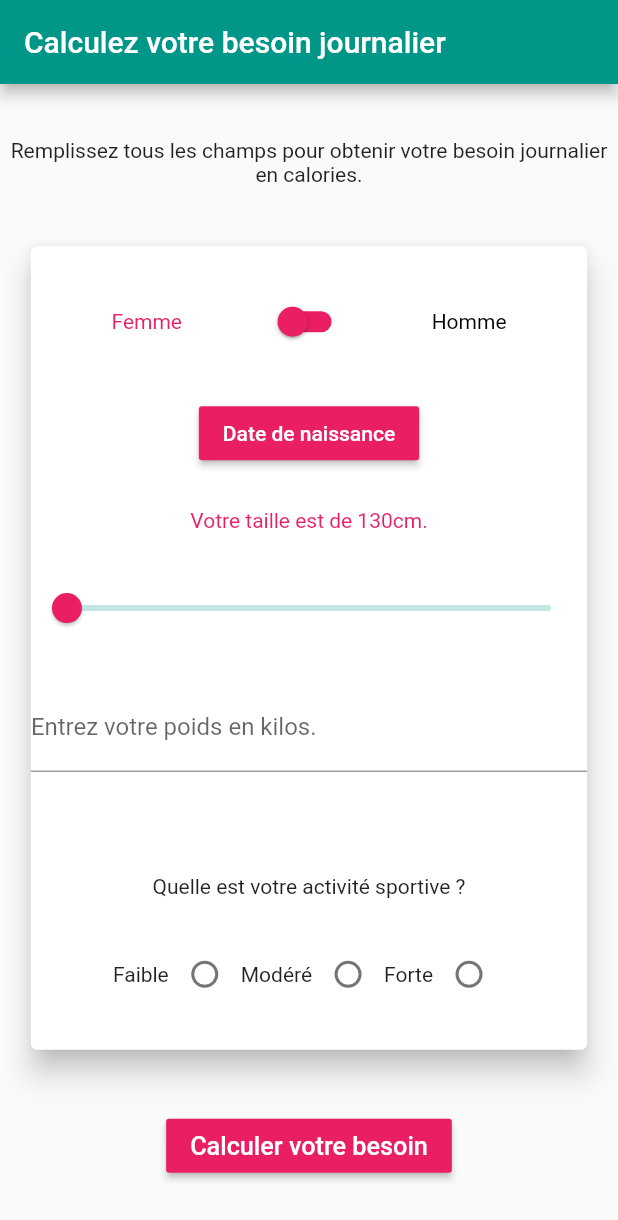
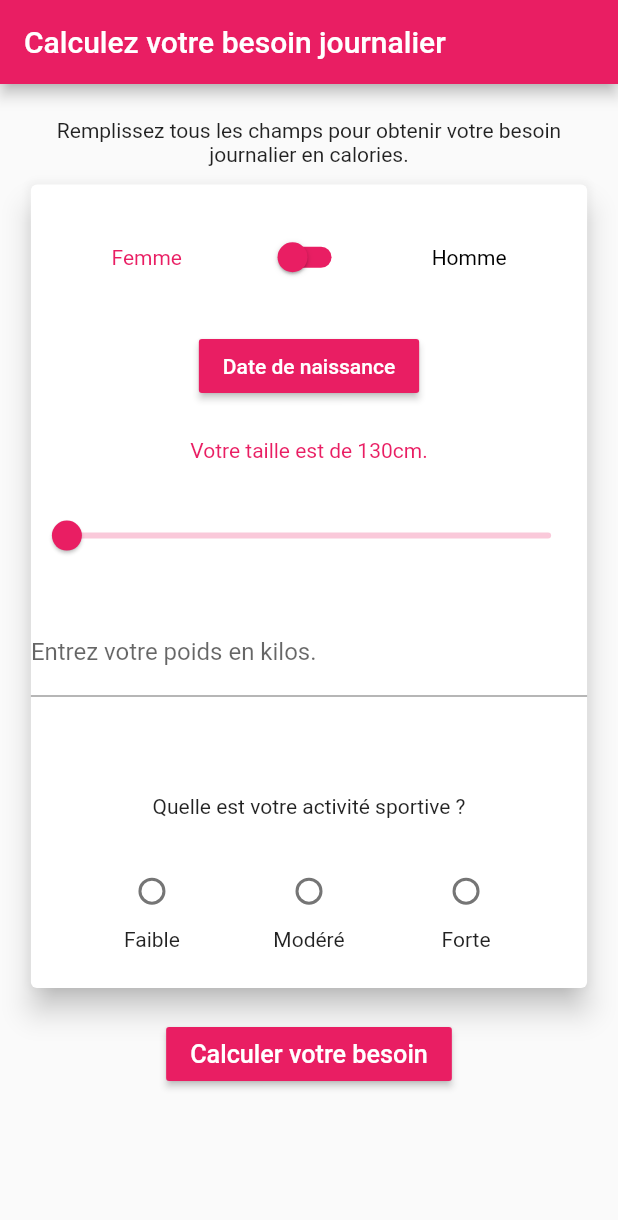
Before and after one commit to keShraa/calory_calculator_flutter, a Flutter app: the screen it shows after launch, after a tap on "Calculer votre besoin", on a phone screen of 412 x 824 dp. Shown: the top 1220 px of the screen. Run offline on Flutter 3.47's test engine with Material 2 defaults, Android fonts, the phone set to English and light mode, and no system bars.

Commit message:
"update"

```diff
--- a/lib/main.dart
+++ b/lib/main.dart
@@ -13,7 +13,7 @@ class MyApp extends StatelessWidget {
       debugShowCheckedModeBanner: false,
       title: 'Calcory',
       theme: ThemeData(
-        primarySwatch: Colors.teal,
+        primarySwatch: color,
       ),
       home: MyHomePage(title: 'Calculez votre besoin journalier'),
     );
@@ -36,16 +36,20 @@ class _MyHomePageState extends State<MyHomePage> {
   int yourAge;
   double tailleDouble = 130.0;
   String submitted;
+  double weight;
   int itemSelectionne;
   List<String> activities = ["Faible", "Modéré", "Forte"];
 
+  // Final result
+  double calories;
 
-  List<Widget> radios() {
+
+  Row radios() {
     List<Widget> l = [];
     for (int x = 0; x < 3; x++) {
-      Row row = new Row(
+      Column col = new Column(
+        mainAxisAlignment: MainAxisAlignment.center,
         children: <Widget>[
-          Text(activities[x]),
           new Radio(value: x,
               groupValue: itemSelectionne,
               activeColor: color,
@@ -54,11 +58,15 @@ class _MyHomePageState extends State<MyHomePage> {
                   itemSelectionne = i;
                 });
               }),
+          Text(activities[x]),
         ],
       );
-      l.add(row);
+      l.add(col);
     }
-    return l;
+    return new Row(
+      mainAxisAlignment: MainAxisAlignment.spaceEvenly,
+      children: l,
+    );
   }
 
   @override
@@ -66,13 +74,15 @@ class _MyHomePageState extends State<MyHomePage> {
     return Scaffold(
       appBar: AppBar(
         title: Text(widget.title),
+        backgroundColor: color,
       ),
-      body: Center(
+      body: SingleChildScrollView(
+        padding: EdgeInsets.all(15.0),
         child: Column(
           mainAxisAlignment: MainAxisAlignment.spaceEvenly,
           children: <Widget>[
             Container(
-              margin: EdgeInsets.symmetric(horizontal: 7.0),
+              margin: EdgeInsets.all(8.0),
               child: Text(
                 'Remplissez tous les champs pour obtenir votre besoin journalier en calories.',
                 textAlign: TextAlign.center,
@@ -81,8 +91,14 @@ class _MyHomePageState extends State<MyHomePage> {
             Card(
               elevation: 8.0,
               child: Container(
-                height: MediaQuery.of(context).size.height * 0.65,
-                width: MediaQuery.of(context).size.width * 0.9,
+                height: MediaQuery
+                    .of(context)
+                    .size
+                    .height * 0.65,
+                width: MediaQuery
+                    .of(context)
+                    .size
+                    .width * 0.9,
                 child: Column(
                   mainAxisAlignment: MainAxisAlignment.spaceEvenly,
                   children: <Widget>[
@@ -93,7 +109,7 @@ class _MyHomePageState extends State<MyHomePage> {
                           'Femme',
                           textAlign: TextAlign.center,
                           style:
-                              TextStyle(color: (homme) ? Colors.black : color),
+                          TextStyle(color: (homme) ? Colors.black : color),
                         ),
                         Switch(
                           value: homme,
@@ -113,14 +129,16 @@ class _MyHomePageState extends State<MyHomePage> {
                           'Homme',
                           textAlign: TextAlign.center,
                           style:
-                              TextStyle(color: (homme) ? color : Colors.black),
+                          TextStyle(color: (homme) ? color : Colors.black),
                         ),
                       ],
                     ),
                     RaisedButton(
                       color: color,
                       child: Text(
-                        (date == null) ? "Date de naissance" : "Votre âge est de ${yourAge} ans",
+                        (date == null)
+                            ? "Date de naissance"
+                            : "Votre âge est de ${yourAge} ans",
                         style: TextStyle(color: Colors.white),
                       ),
                       onPressed: birthDate,
@@ -145,28 +163,27 @@ class _MyHomePageState extends State<MyHomePage> {
                       keyboardType: TextInputType.number,
                       onSubmitted: (String string) {
                         setState(() {
+                          weight = double.parse(string);
                           submitted = 'Votre poids est de ${string}kg.';
                         });
                       },
                       decoration: InputDecoration(
-                          labelText:'Entrez votre poids en kilos.'
+                          labelText: 'Entrez votre poids en kilos.'
                       ),
                     ),
                     Text(
-                        submitted ?? '',
+                      submitted ?? '',
                       style: TextStyle(color: color),
                     ),
                     Text(
-                      'Quelle est votre activité sportive ?'
+                        'Quelle est votre activité sportive ?'
                     ),
-                    Row(
-                      mainAxisAlignment: MainAxisAlignment.center,
-                      children: radios(),
-                    ),
+                    radios(),
                   ],
                 ),
               ),
             ),
+            Padding(padding: EdgeInsets.symmetric(vertical: 8.0)),
             RaisedButton(
               color: color,
               child: Text('Calculer votre besoin',
@@ -189,10 +206,86 @@ class _MyHomePageState extends State<MyHomePage> {
     if (choice != null) {
       setState(() {
         date = choice;
-        yourAge = (DateTime.now().difference(date).inDays / 365.25).floor();
+        yourAge = (DateTime
+            .now()
+            .difference(date)
+            .inDays / 365.25).floor();
       });
     }
   }
 
-  Future<Null> calculate() async {}
+  Future<Null> calculate() async {
+    if (homme) {
+      calories = 66.4730 + (13.7516 * weight) + (5.0033 * tailleDouble) -
+          (6.7550 * yourAge);
+      switch (itemSelectionne) {
+        case 0:
+          {
+            calories = calories * 1.2;
+          }
+          break;
+
+        case 1:
+          {
+            calories = calories * 1.5;
+          }
+          break;
+
+        case 2:
+          {
+            calories = calories * 1.8;
+          }
+      }
+      print("Calories : $calories");
+    } else {
+      calories = 65.0955 + (9.5634 * weight) + (1.8496 * tailleDouble) -
+          (4.6756 * yourAge);
+      switch (itemSelectionne) {
+        case 0:
+          {
+            calories = calories * 1.2;
+          }
+          break;
+
+        case 1:
+          {
+            calories = calories * 1.5;
+          }
+          break;
+
+        case 2:
+          {
+            calories = calories * 1.8;
+          }
+      }
+      print("Calories : $calories");
+    }
+
+    return showDialog(context: context,
+        barrierDismissible: true,
+        builder: (BuildContext buildContext) {
+          return AlertDialog(
+            title: Text("Besoin en calories"),
+            contentPadding: EdgeInsets.all(32.0),
+            content: Text(
+              "Votre besoin est de ${calories.floor()} calories.",
+            ),
+            actions: <Widget>[
+              new RaisedButton(
+                color: color,
+                onPressed: (() {
+                  Navigator.pop(buildContext);
+                  //Navigator.pop(context);
+                }),
+                child: Text(
+                  "OK",
+                  textScaleFactor: 1.2,
+                  style: TextStyle(color: Colors.white),
+                ),
+              ),
+            ],
+          );
+        }
+    );
+  }
 }
```
